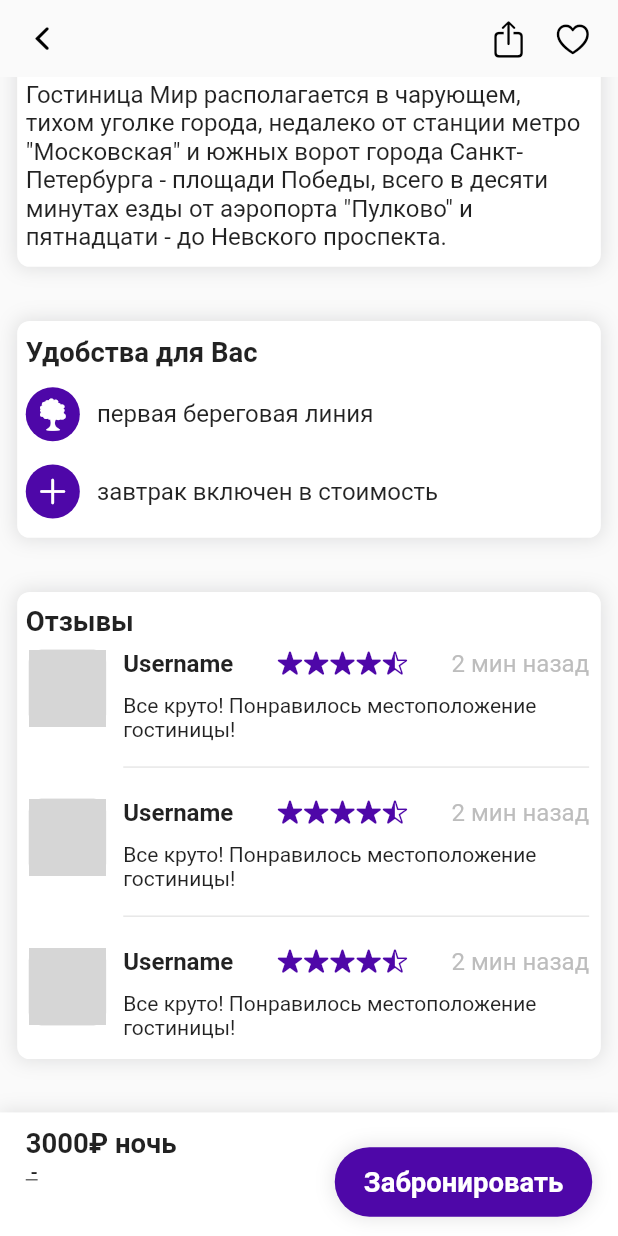
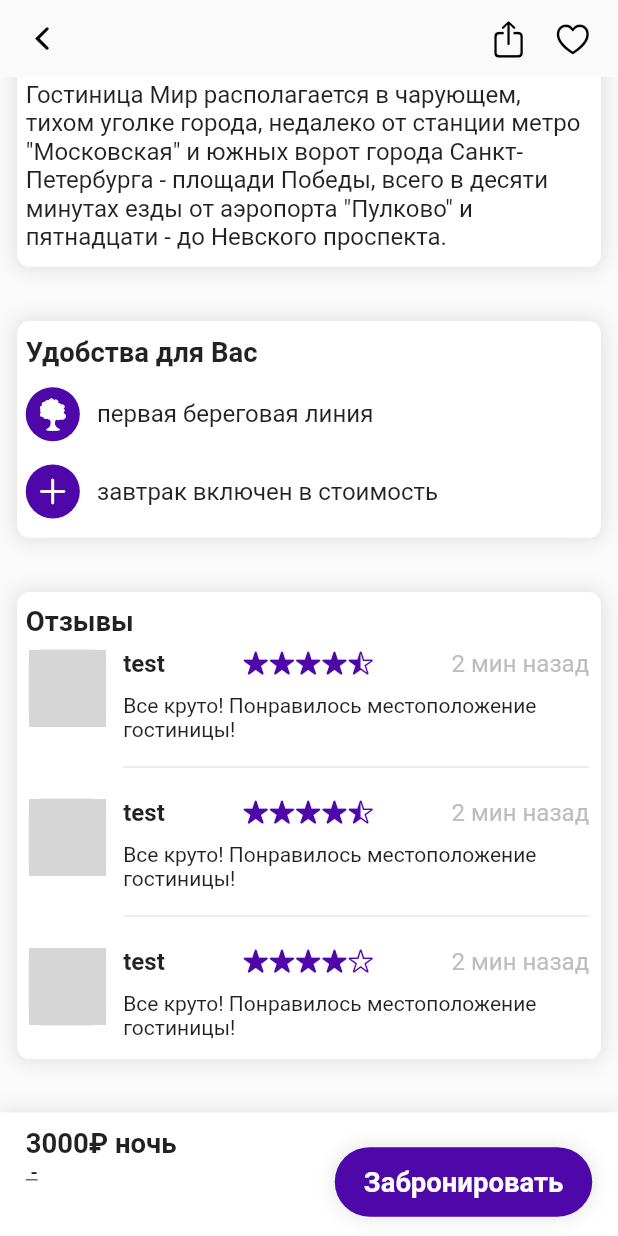
Before and after one commit to SerPan23/MAYLY, a Flutter app: the ApartmentPage screen opened directly with sample values from the repository, scrolled down 350 dp, on a phone screen of 412 x 824 dp. Run offline on Flutter 3.47's test engine with Material 2 defaults, Android fonts, the phone set to English and light mode, and no system bars; our stand-ins replace carousel_slider, flutter_screenutil, get, salomon_bottom_bar; network calls fail; grey boxes are pictures that could not be loaded.

Commit message:
upd page with connect model

```diff
--- a/mayly_client/lib/models/ReviewModel.dart
+++ b/mayly_client/lib/models/ReviewModel.dart
@@ -24,3 +24,27 @@ class Review {
     };
   }
 }
+
+List<Review> testReviews = [
+  Review(
+    id: 0,
+    owner: testUser,
+    raiting: 4.3,
+    text: "Все круто! Понравилось местоположение гостиницы!",
+    publicationDate: "2 мин назад",
+  ),
+  Review(
+    id: 0,
+    owner: testUser,
+    raiting: 4.7,
+    text: "Все круто! Понравилось местоположение гостиницы!",
+    publicationDate: "2 мин назад",
+  ),
+  Review(
+    id: 0,
+    owner: testUser,
+    raiting: 4.0,
+    text: "Все круто! Понравилось местоположение гостиницы!",
+    publicationDate: "2 мин назад",
+  ),
+];
--- a/mayly_client/lib/pages/ApartmentPage.dart
+++ b/mayly_client/lib/pages/ApartmentPage.dart
@@ -6,6 +6,7 @@ import 'package:mayly_client/constants.dart';
 import 'package:mayly_client/controllers/ApartmentPageController.dart';
 import 'package:mayly_client/models/ApartmentModel.dart';
 import 'package:mayly_client/models/FiltersModel.dart';
+import 'package:mayly_client/models/ReviewModel.dart';
 import 'package:mayly_client/widgets/Buttons.dart';
 import 'package:mayly_client/widgets/ElevatedContainer.dart';
 import 'package:mayly_client/widgets/FullApartmentBloc.dart';
@@ -132,14 +133,17 @@ class ApartmentPage extends StatelessWidget {
                               ),
                             ),
                             Container(
-                              constraints:
-                                  BoxConstraints(maxHeight: (86 * 3).h),
+                              constraints: BoxConstraints(
+                                  maxHeight: (86 * testReviews.length).h),
                               child: ListView.builder(
                                 physics: const BouncingScrollPhysics(),
-                                itemCount: 3,
+                                itemCount: testReviews.length,
                                 itemBuilder: (context, index) {
                                   return ReviewBlock(
-                                      index: index, itemCount: 3);
+                                    index: index,
+                                    itemCount: testReviews.length,
+                                    review: testReviews[index],
+                                  );
                                 },
                               ),
                             ),
--- a/mayly_client/lib/widgets/ReviewBlock.dart
+++ b/mayly_client/lib/widgets/ReviewBlock.dart
@@ -1,6 +1,7 @@
 import 'package:flutter/material.dart';
 import 'package:flutter_screenutil/flutter_screenutil.dart';
 import 'package:mayly_client/constants.dart';
+import 'package:mayly_client/models/ReviewModel.dart';
 import 'package:mayly_client/widgets/StarRatingBloc.dart';
 
 class ReviewBlock extends StatelessWidget {
@@ -8,8 +9,10 @@ class ReviewBlock extends StatelessWidget {
     Key? key,
     required this.index,
     required this.itemCount,
+    required this.review,
   }) : super(key: key);
   final int index, itemCount;
+  final Review review;
 
   @override
   Widget build(BuildContext context) {
@@ -35,7 +38,7 @@ class ReviewBlock extends StatelessWidget {
               child: ClipRRect(
                 borderRadius: BorderRadius.all(Radius.circular(8.r)),
                 child: Image.network(
-                  "https://img.freepik.com/free-photo/pretty-smiling-joyfully-female-with-fair-hair-dressed-casually-looking-with-satisfaction_176420-15187.jpg?w=2000&t=st=1658422536~exp=1658423136~hmac=372ed1938ef0c90a0bc1bf1eea2458f2d090798866a3b54960d9b756b3aa2c66",
+                  review.owner.image,
                   fit: BoxFit.cover,
                   height: 240,
                   width: double.infinity,
@@ -53,7 +56,7 @@ class ReviewBlock extends StatelessWidget {
                   children: [
                     Container(
                       child: Text(
-                        "Username",
+                        review.owner.login,
                         style: TextStyle(
                           fontSize: 14.sp,
                           fontWeight: FontWeight.w600,
@@ -63,13 +66,13 @@ class ReviewBlock extends StatelessWidget {
                     Spacer(),
                     Container(
                       child: StarRating(
-                        rating: 4.2,
+                        rating: review.raiting,
                       ),
                     ),
                     Spacer(),
                     Container(
                       child: Text(
-                        "2 мин назад",
+                        review.publicationDate,
                         style: TextStyle(
                           fontSize: 14.sp,
                           fontWeight: FontWeight.w400,
@@ -82,7 +85,7 @@ class ReviewBlock extends StatelessWidget {
                 SizedBox(height: 10.h),
                 Container(
                   child: Text(
-                    "Все круто! Понравилось местоположение гостиницы!",
+                    review.text,
                   ),
                 ),
                 if (itemCount - 1 != index)
```
